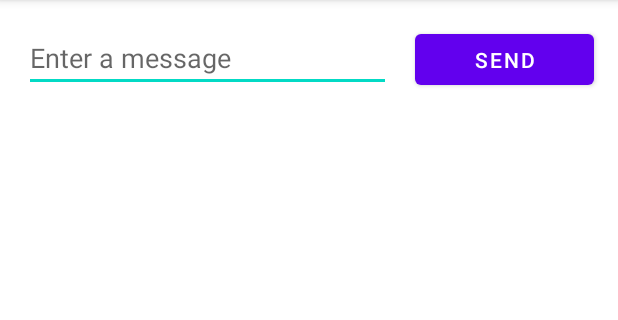
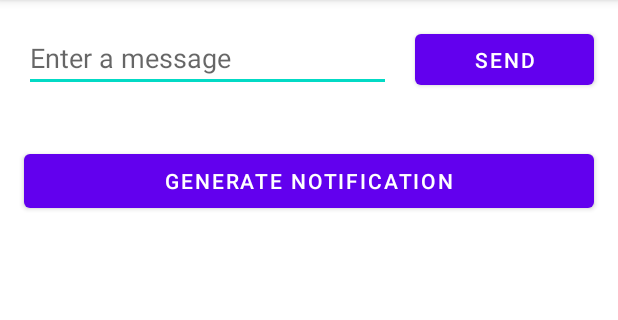
Before and after one commit to mr-woodapple/NotificationReminder, an Android app: the screen it shows after launch (MainActivity), on a phone screen of 412 x 824 dp, the part 84-404 px from its top. Run offline under Robolectric (Android 15) with nearby library versions, the phone set to English and light mode, and no system bars.

Commit message:
Working state: Notifications can be triggered

```diff
--- a/app/src/main/java/com/example/notificationreminder/MainActivity.java
+++ b/app/src/main/java/com/example/notificationreminder/MainActivity.java
@@ -1,31 +1,76 @@
 package com.example.notificationreminder;
 
 import androidx.appcompat.app.AppCompatActivity;
+import androidx.core.app.NotificationCompat;
+import androidx.core.app.NotificationManagerCompat;
+
+import android.app.NotificationChannel;
+import android.app.NotificationManager;
+import android.os.Build;
 import android.os.Bundle;
 import android.view.View;
 import android.content.Intent;
+import android.widget.Button;
 import android.widget.EditText;
 
 
 public class MainActivity extends AppCompatActivity {
 
-    public static final String EXTRA_MESSAGE = "com.example.NotificationReminder.MESSAGE";
-
-
     @Override
     protected void onCreate(Bundle savedInstanceState) {
         super.onCreate(savedInstanceState);
         setContentView(R.layout.activity_main);
+
+        // Create notification channel if Android version > Oreo
+        if (Build.VERSION.SDK_INT >= Build.VERSION_CODES.O) {
+            // Get misc information
+            CharSequence name = getString(R.string.channel_name);
+            String description = getString(R.string.channel_description);
+            int importance = NotificationManager.IMPORTANCE_DEFAULT;
+            // Create channel & set the description (for settings?)
+            NotificationChannel channel = new NotificationChannel("defaultNotificationChannel", name, importance);
+            channel.setDescription(description);
+            // Register the channel with the system; you can't change the importance
+            // or other notification behaviors after this
+            NotificationManager notificationManager = getSystemService(NotificationManager.class);
+            notificationManager.createNotificationChannel(channel);
+        }
+
     }
+
+    // Where we store the input from the user to display in the second activity
+    public static final String EXTRA_MESSAGE = "com.example.NotificationReminder.MESSAGE";
+
+    Button notificationBtn;
+
 
     /** Called when the user taps the Send button */
     // Method needs to be void, only have View as a parameter and be public to work with onClick()
     public void sendMessage(View view) {
-        // Do something in response to button
+
+        // Display the second activity when someone clicks on the first button
         Intent intent = new Intent(this, DisplayMessageActivity.class);
         EditText editText = (EditText) findViewById(R.id.editTextTextPersonName);
         String message = editText.getText().toString();
         intent.putExtra(EXTRA_MESSAGE, message);
         startActivity(intent);
+
     }
+
+    /** Called when the user taps the "Create Notification" button */
+    public void triggerNotification(View view) {
+
+        // This is where the notification get's created
+        NotificationCompat.Builder builder = new NotificationCompat.Builder(MainActivity.this, "defaultNotificationChannel")
+                .setSmallIcon(R.drawable.ic_android_blue_24dp)
+                .setContentTitle("Benachrichtigung 1")
+                .setContentText("Dies ist der Inhalt ihrer Benachrichtigung")
+                .setPriority(NotificationCompat.PRIORITY_DEFAULT);
+
+        NotificationManagerCompat managerCompat = NotificationManagerCompat.from(MainActivity.this);
+        managerCompat.notify(123, builder.build());
+
+
+    }
+
 }
--- /dev/null
+++ b/app/src/main/res/drawable/ic_android_blue_24dp.xml
@@ -0,0 +1,5 @@
+<vector android:height="24dp" android:tint="#0088CC"
+    android:viewportHeight="24" android:viewportWidth="24"
+    android:width="24dp" xmlns:android="http://schemas.android.com/apk/res/android">
+    <path android:fillColor="#FF000000" android:pathData="M17.6,11.48 L19.44,8.3a0.63,0.63 0,0 0,-1.09 -0.63l-1.88,3.24a11.43,11.43 0,0 0,-8.94 0L5.65,7.67a0.63,0.63 0,0 0,-1.09 0.63L6.4,11.48A10.81,10.81 0,0 0,1 20L23,20A10.81,10.81 0,0 0,17.6 11.48ZM7,17.25A1.25,1.25 0,1 1,8.25 16,1.25 1.25,0 0,1 7,17.25ZM17,17.25A1.25,1.25 0,1 1,18.25 16,1.25 1.25,0 0,1 17,17.25Z"/>
+</vector>
--- a/app/src/main/res/layout/activity_main.xml
+++ b/app/src/main/res/layout/activity_main.xml
@@ -32,4 +32,17 @@
         app:layout_constraintHorizontal_bias="0.5"
         app:layout_constraintStart_toStartOf="parent"
         app:layout_constraintTop_toTopOf="parent" />
+
+    <Button
+        android:id="@+id/notification_btn"
+        android:layout_width="0dp"
+        android:layout_height="wrap_content"
+        android:layout_marginStart="16dp"
+        android:layout_marginTop="35dp"
+        android:layout_marginEnd="16dp"
+        android:onClick="triggerNotification"
+        android:text="Generate Notification"
+        app:layout_constraintEnd_toEndOf="parent"
+        app:layout_constraintStart_toStartOf="parent"
+        app:layout_constraintTop_toBottomOf="@+id/editTextTextPersonName" />
 </androidx.constraintlayout.widget.ConstraintLayout>
--- a/app/src/main/res/values/strings.xml
+++ b/app/src/main/res/values/strings.xml
@@ -2,4 +2,6 @@
     <string name="app_name">NotificationReminder</string>
     <string name="edit_message">Enter a message</string>
     <string name="button_send">Send</string>
+    <string name="channel_description">Notification Description J</string>
+    <string name="channel_name">Notification Channel Name J</string>
 </resources>
```
Also changed, not shown: app/build.gradle (added, +44 -0 lines), app/src/main/java/com/example/notificationreminder/DisplayMessageActivity.java (+10 -0 lines), build.gradle (added, +17 -0 lines), 1 other file.
